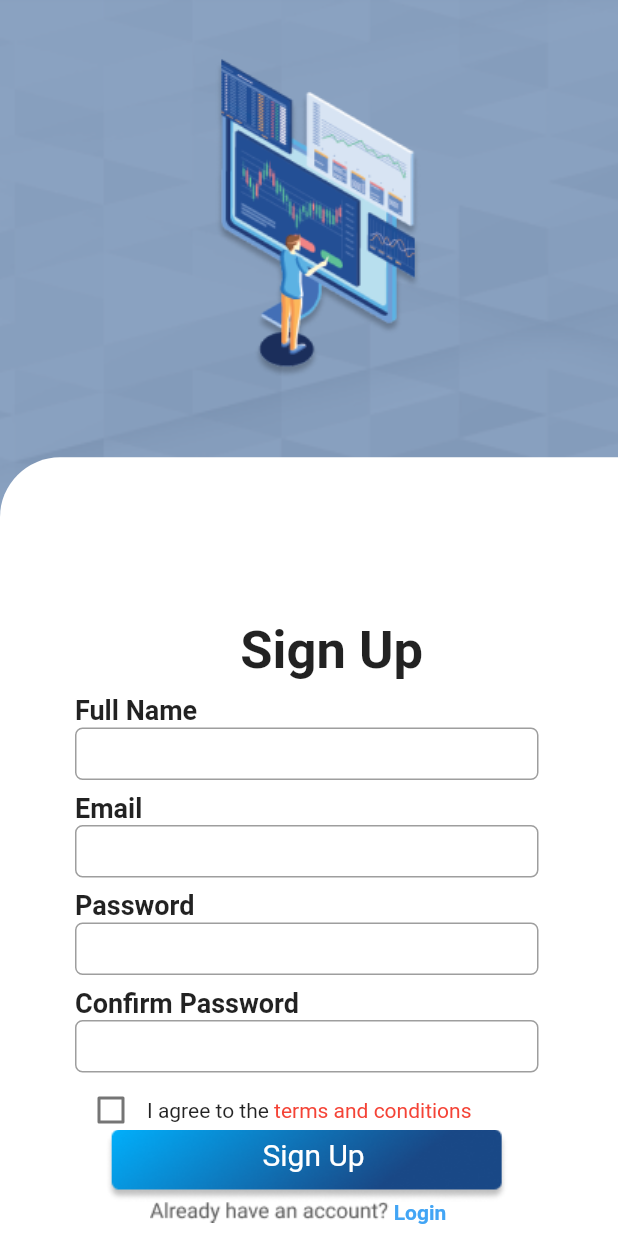
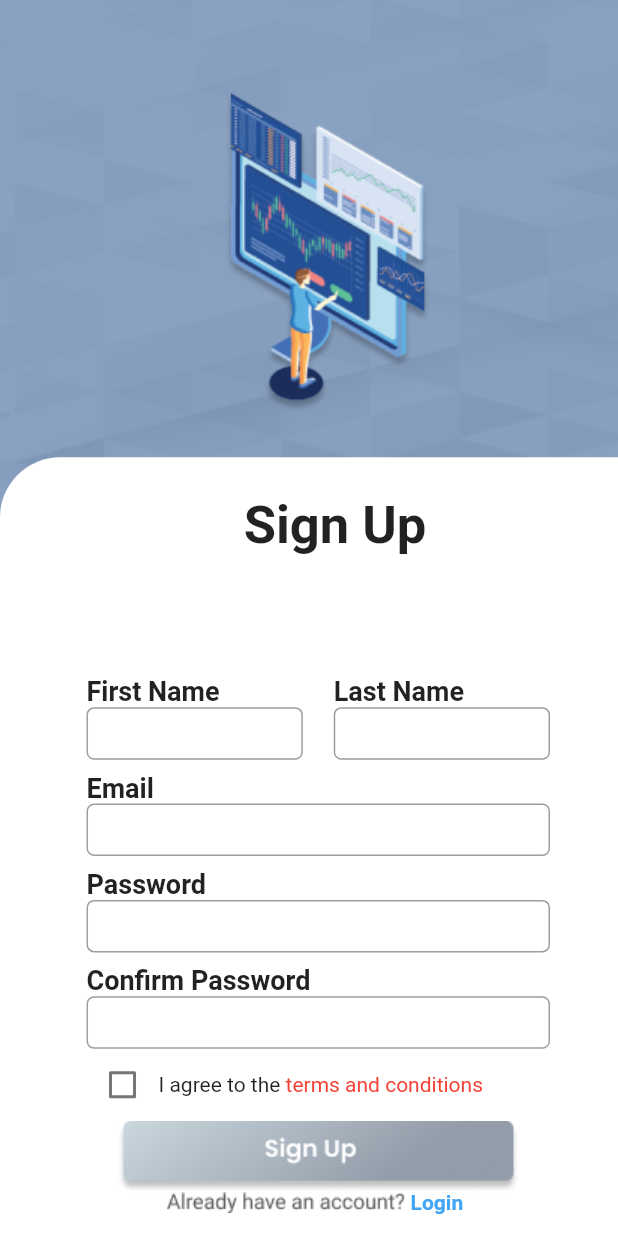
Before and after one commit to devsoldier/Commodify, a Flutter app: the screen it shows after launch, on a phone screen of 412 x 824 dp. Run offline on Flutter 3.47's test engine with Material 2 defaults, Android fonts, the phone set to English and light mode, and no system bars; our stand-ins replace percent_indicator, syncfusion_flutter_charts, toggle_switch; missing offline and left inert: jwt_decode.

Commit message:
added adaptive screen for signup

```diff
--- a/lib/providers/auth.dart
+++ b/lib/providers/auth.dart
@@ -6,21 +6,15 @@ import '../model/http_exception.dart';
 
 class Auth with ChangeNotifier {
   late String _token;
-  // late DateTime _expiryDate;
-  // late String _userId;
   bool? isAuthenticated;
-  late double balance;
+  late dynamic balance;
 
-  // bool? get isoyo {
-  //   print(isAuthenticated);
-  //   return isAuthenticated;
-  // }
-
-  Future<void> signup(String name, String email, String password) async {
+  Future<void> signup(
+      String fname, String lname, String email, String password) async {
     final url = Uri.parse('http://157.245.57.54:5000/user/signup');
     var resBody = {};
-    resBody["first_name"] = name;
-    resBody["last_name"] = name;
+    resBody["first_name"] = fname;
+    resBody["last_name"] = lname;
     resBody["email"] = email;
     resBody["password"] = password;
     String body = json.encode(resBody);
@@ -34,6 +28,7 @@ class Auth with ChangeNotifier {
       if (responseData['error'] != null) {
         throw HttpException(responseData['error']['message']);
       }
+      print(responseData);
       _token = responseData['token'];
       notifyListeners();
       print(json.decode(response.body));
@@ -107,8 +102,8 @@ class Auth with ChangeNotifier {
       },
       body: Body,
     );
-    print(json.decode(response.body));
-    print(amount);
+    // print(json.decode(response.body));
+    // print(amount);
     notifyListeners();
   }
 
@@ -124,9 +119,9 @@ class Auth with ChangeNotifier {
       },
       body: Body,
     );
-    print(json.decode(response.body));
+    // print(json.decode(response.body));
     // print(_token);
-    print(amount);
+    // print(amount);
     notifyListeners();
   }
 
@@ -144,7 +139,7 @@ class Auth with ChangeNotifier {
     );
     print(json.decode(response.body));
     // print(_token);
-    print(amount);
+    // print(amount);
     notifyListeners();
   }
 
@@ -162,7 +157,7 @@ class Auth with ChangeNotifier {
     final responseData = json.decode(response.body);
     balance = responseData[0]['balance'];
     print(balance);
-    print(response);
+    print(responseData);
     notifyListeners();
   }
 }
--- a/lib/screens/login_screen.dart
+++ b/lib/screens/login_screen.dart
@@ -32,14 +32,6 @@ class LoginScreen extends StatelessWidget {
           ),
           LoginWidget(),
           Positioned(
-            bottom: 122,
-            left: 185,
-            child: Text(
-              'Login',
-              style: TextStyle(color: Colors.white, fontSize: 20),
-            ),
-          ),
-          Positioned(
             bottom: 80,
             left: 86.7,
             child: Container(
--- a/lib/screens/signup_screen.dart
+++ b/lib/screens/signup_screen.dart
@@ -23,8 +23,8 @@ class SignUpScreen extends StatelessWidget {
             ),
           ),
           Positioned(
-            top: 35,
-            right: 130,
+            top: MediaQuery.of(context).size.height * 0.07,
+            right: MediaQuery.of(context).size.width * 0.3,
             child: Container(
               child: Image.asset('assets/signup/pc-person 1.png',
                   height: double.infinity, width: double.infinity),
@@ -61,17 +61,17 @@ class SignUpScreen extends StatelessWidget {
             ),
           ),
           SignUpWidget(),
+          // Positioned(
+          //   bottom: MediaQuery.of(context).size.height * 0.085,
+          //   left: MediaQuery.of(context).size.width * 0.42,
+          //   child: Text(
+          //     'Sign Up',
+          //     style: TextStyle(color: Colors.white, fontSize: 20),
+          //   ),
+          // ),
           Positioned(
-            bottom: 43,
-            left: 175,
-            child: Text(
-              'Sign Up',
-              style: TextStyle(color: Colors.white, fontSize: 20),
-            ),
-          ),
-          Positioned(
-            bottom: 8,
-            left: 100,
+            bottom: MediaQuery.of(context).size.height * 0.017,
+            left: MediaQuery.of(context).size.width * 0.27,
             child: Row(
               children: <Widget>[
                 Image.asset(
--- a/lib/widget/dashboard_widget.dart
+++ b/lib/widget/dashboard_widget.dart
@@ -12,13 +12,13 @@ class DashboardWidget extends StatefulWidget {
 }
 
 class _DashboardWidgetState extends State<DashboardWidget> {
-  Future<void> getbalance() async {
-    await Provider.of<Auth>(context, listen: false).getbalance();
+  void getBAL() {
+    Provider.of<Auth>(context, listen: false).getbalance();
   }
 
   @override
   void initState() {
-    getbalance();
+    getBAL();
     super.initState();
   }
 
--- a/lib/widget/login_widget.dart
+++ b/lib/widget/login_widget.dart
@@ -254,7 +254,7 @@ class _LoginWidgetState extends State<LoginWidget> {
                   // runBoth,
                   child: Container(
                     child: Image.asset(
-                      'assets/signup/Rectangle 6317.png',
+                      'assets/signup/login button.png',
                     ),
                   ),
                 ),
--- a/lib/widget/signup_widget.dart
+++ b/lib/widget/signup_widget.dart
@@ -10,17 +10,19 @@ class SignUpWidget extends StatefulWidget {
 }
 
 class _SignUpWidgetState extends State<SignUpWidget> {
-  bool? _rememberMe = false;
+  bool? _tnc = false;
   bool _isLoading = false;
   final GlobalKey<FormState> _formKey = GlobalKey();
 
-  FocusNode _fullname = FocusNode();
+  FocusNode _fname = FocusNode();
+  FocusNode _lname = FocusNode();
   FocusNode _emailfield = FocusNode();
   FocusNode _passwordfield = FocusNode();
   FocusNode _confirmpasswordfield = FocusNode();
 
-  final TextEditingController _fullnameController = TextEditingController();
-  final TextEditingController _emailController = TextEditingController();
+  // final TextEditingController _fnameController = TextEditingController();
+  // final TextEditingController _lnameController = TextEditingController();
+  // final TextEditingController _emailController = TextEditingController();
   final TextEditingController _passwordController = TextEditingController();
   final TextEditingController _confirmpasswordController =
       TextEditingController();
@@ -60,7 +62,8 @@ class _SignUpWidgetState extends State<SignUpWidget> {
     });
     try {
       await Provider.of<Auth>(context, listen: false).signup(
-        _authData["name"]!,
+        _authData["first_name"]!,
+        _authData["last_name"]!,
         _authData["email"]!,
         _authData["password"]!,
       );
@@ -126,7 +129,8 @@ class _SignUpWidgetState extends State<SignUpWidget> {
               SizedBox(
                   height: (_emailfield.hasPrimaryFocus ||
                           _passwordfield.hasPrimaryFocus ||
-                          _fullname.hasPrimaryFocus ||
+                          _fname.hasPrimaryFocus ||
+                          _lname.hasPrimaryFocus ||
                           _confirmpasswordfield.hasPrimaryFocus)
                       ? (MediaQuery.of(context).size.height * 0.00)
                       : (MediaQuery.of(context).size.height * 0.37)),
@@ -146,8 +150,8 @@ class _SignUpWidgetState extends State<SignUpWidget> {
           ),
         ),
         Positioned(
-          bottom: 370,
-          right: 130,
+          bottom: MediaQuery.of(context).size.height * 0.55,
+          right: MediaQuery.of(context).size.width * 0.31,
           child: Container(
             child: Text(
               'Sign Up',
@@ -159,103 +163,36 @@ class _SignUpWidgetState extends State<SignUpWidget> {
           ),
         ),
         Positioned(
-          bottom: 340,
-          left: 50,
+          bottom: MediaQuery.of(context).size.width * 0.07,
+          left: MediaQuery.of(context).size.width * 0.14,
+          child: Form(
+            key: _formKey,
             child: Container(
+              margin: EdgeInsets.only(right: 60),
+              // padding: EdgeInsets.only(right: 100),
+              child: Column(
+                crossAxisAlignment: CrossAxisAlignment.start,
+                children: <Widget>[
+                  //FULL NAME
+                  Row(
+                    children: <Widget>[
+                      Column(
+                        crossAxisAlignment: CrossAxisAlignment.start,
+                        children: <Widget>[
+                          Container(
                             child: Text(
-              'Full Name',
+                              'First Name',
                               style: TextStyle(
                                 fontSize: 18,
                                 fontWeight: FontWeight.bold,
                               ),
                             ),
                           ),
-        ),
-        Positioned(
-          bottom: 275,
-          left: 50,
-          child: Container(
-            child: Text(
-              'Email',
-              style: TextStyle(
-                fontSize: 18,
-                fontWeight: FontWeight.bold,
-              ),
-            ),
-          ),
-        ),
-        Positioned(
-          bottom: 210,
-          left: 50,
-          child: Container(
-            child: Text(
-              'Password',
-              style: TextStyle(
-                fontSize: 18,
-                fontWeight: FontWeight.bold,
-              ),
-            ),
-          ),
-        ),
-        Positioned(
-          bottom: 145,
-          left: 50,
-          child: Container(
-            child: Text(
-              'Confirm Password',
-              style: TextStyle(
-                fontSize: 18,
-                fontWeight: FontWeight.bold,
-              ),
-            ),
-          ),
-        ),
-        Positioned(
-          bottom: 60,
-          left: 50,
-          child: Row(
-            children: <Widget>[
                           Container(
-                child: Checkbox(
-                  value: _rememberMe,
-                  onChanged: (value) {
-                    setState(() {
-                      _rememberMe = value;
-                    });
-                  },
-                ),
-              ),
-              RichText(
-                text: TextSpan(
-                  text: "I agree to the ",
-                  style: TextStyle(color: Colors.black87),
-                  children: <TextSpan>[
-                    TextSpan(
-                        text: 'terms and conditions',
-                        style: TextStyle(color: Colors.red)),
-                  ],
-                ),
-              ),
-            ],
-          ),
-        ),
-        Positioned(
-          bottom: 23,
-          left: 50,
-          child: Form(
-            key: _formKey,
-            child: Container(
-              margin: EdgeInsets.only(right: 60),
-              // padding: EdgeInsets.only(right: 100),
-              child: Column(
-                crossAxisAlignment: CrossAxisAlignment.center,
-                children: <Widget>[
-                  //FULL NAME
-                  Container(
-                    width: (MediaQuery.of(context).size.width * 0.75),
+                            width: (MediaQuery.of(context).size.width * 0.350),
                             height: 35,
                             child: TextFormField(
-                      focusNode: _fullname,
+                              focusNode: _fname,
                               decoration: InputDecoration(
                                 border: OutlineInputBorder(
                                   borderRadius: BorderRadius.all(
@@ -264,13 +201,58 @@ class _SignUpWidgetState extends State<SignUpWidget> {
                                 ),
                               ),
                               onSaved: (value) {
-                        _authData["name"] = value.toString();
-                        FocusScope.of(context).requestFocus(_emailfield);
+                                _authData["first_name"] = value.toString();
+                                FocusScope.of(context).requestFocus(_lname);
                               },
                             ),
                           ),
+                        ],
+                      ),
+                      SizedBox(width: MediaQuery.of(context).size.width * 0.05),
+                      Column(
+                        crossAxisAlignment: CrossAxisAlignment.start,
+                        children: <Widget>[
+                          Container(
+                            child: Text(
+                              'Last Name',
+                              style: TextStyle(
+                                fontSize: 18,
+                                fontWeight: FontWeight.bold,
+                              ),
+                            ),
+                          ),
+                          Container(
+                            width: (MediaQuery.of(context).size.width * 0.35),
+                            height: 35,
+                            child: TextFormField(
+                              focusNode: _lname,
+                              decoration: InputDecoration(
+                                border: OutlineInputBorder(
+                                  borderRadius: BorderRadius.all(
+                                    Radius.circular(5.0),
+                                  ),
+                                ),
+                              ),
+                              onSaved: (value) {
+                                _authData["last_name"] = value.toString();
+                                FocusScope.of(context)
+                                    .requestFocus(_emailfield);
+                              },
+                            ),
+                          ),
+                        ],
+                      ),
+                    ],
+                  ),
                   //EMAIL
-                  SizedBox(height: 30),
+                  SizedBox(height: MediaQuery.of(context).size.height * 0.01),
+                  Text(
+                    'Email',
+                    style: TextStyle(
+                      fontSize: 18,
+                      fontWeight: FontWeight.bold,
+                    ),
+                  ),
                   Container(
                     width: (MediaQuery.of(context).size.width * 0.75),
                     height: 35,
@@ -298,7 +280,14 @@ class _SignUpWidgetState extends State<SignUpWidget> {
                   ),
 
                   //PASSWORD
-                  SizedBox(height: 30),
+                  SizedBox(height: MediaQuery.of(context).size.height * 0.01),
+                  Text(
+                    'Password',
+                    style: TextStyle(
+                      fontSize: 18,
+                      fontWeight: FontWeight.bold,
+                    ),
+                  ),
                   Container(
                     width: (MediaQuery.of(context).size.width * 0.75),
                     height: 35,
@@ -328,7 +317,14 @@ class _SignUpWidgetState extends State<SignUpWidget> {
                   ),
 
                   //CONFIRM PASSWORD
-                  SizedBox(height: 30),
+                  SizedBox(height: MediaQuery.of(context).size.height * 0.01),
+                  Text(
+                    'Confirm Password',
+                    style: TextStyle(
+                      fontSize: 18,
+                      fontWeight: FontWeight.bold,
+                    ),
+                  ),
                   Container(
                     width: (MediaQuery.of(context).size.width * 0.75),
                     height: 35,
@@ -354,22 +350,51 @@ class _SignUpWidgetState extends State<SignUpWidget> {
                       },
                     ),
                   ),
-                  SizedBox(height: 38),
                   Row(
                     children: <Widget>[
-                      if (_isLoading)
-                        CircularProgressIndicator()
+                      Container(
+                        child: Checkbox(
+                          value: _tnc,
+                          onChanged: (value) {
+                            setState(() {
+                              _tnc = value;
+                            });
+                          },
+                        ),
+                      ),
+                      RichText(
+                        text: TextSpan(
+                          text: "I agree to the ",
+                          style: TextStyle(color: Colors.black87),
+                          children: <TextSpan>[
+                            TextSpan(
+                                text: 'terms and conditions',
+                                style: TextStyle(color: Colors.red)),
+                          ],
+                        ),
+                      ),
+                    ],
+                  ),
+                  // SizedBox(height: MediaQuery.of(context).size.height * 0.047),
+                  Row(
+                    children: <Widget>[
+                      SizedBox(width: MediaQuery.of(context).size.width * 0.05),
+                      if (_tnc == false)
+                        Image.asset(
+                          'assets/signup/signup btn grey.png',
+                        )
                       else
                         GestureDetector(
                           onTap: _submit,
                           child: Container(
                             child: Image.asset(
-                              'assets/signup/Rectangle 6317.png',
+                              'assets/signup/signup btn.png',
                             ),
                           ),
                         ),
                     ],
                   ),
+                  // SizedBox(height: MediaQuery.of(context).size.height * 0.036),
                 ],
               ),
             ),
--- a/pubspec.yaml
+++ b/pubspec.yaml
@@ -70,7 +70,10 @@ flutter:
     - assets/signup/pc-person 1.png
     - assets/signup/18410 1.png
     - assets/signup/login wtih.png
-    - assets/signup/Rectangle 6317.png
+    - assets/signup/signup btn.png
+    - assets/signup/signup btn grey.png
+    - assets/signup/login button.png
+    - assets/signup/login button grey.png
     - assets/signup/Already have an account_.png
     - assets/navbar/eclipse vector.png
     - assets/navbar/Rectangle 6331.png
```
Also changed, not shown: assets/signup/Rectangle 6317.png (deleted), assets/signup/login button grey.png (added), assets/signup/login button.png (added), assets/signup/signup btn grey.png (added), assets/signup/signup btn.png (added), pubspec.lock. Lines whose indentation alone changed are shown as unchanged.
